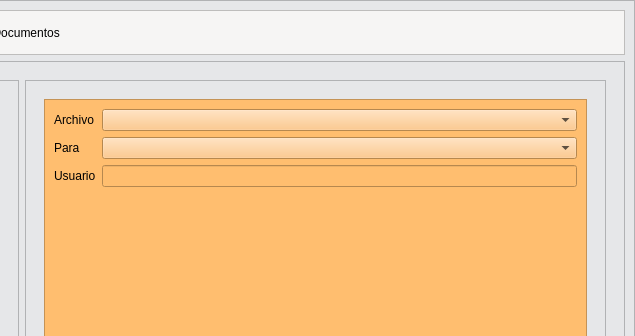
Before: the Qt Designer form Tecnologías Emergentes/proyecto.ui in evegand/8vo, drawn with Qt 5; both pictures show x 176 to 811 and y 0 to 336 of the 811 by 455 pixel window.
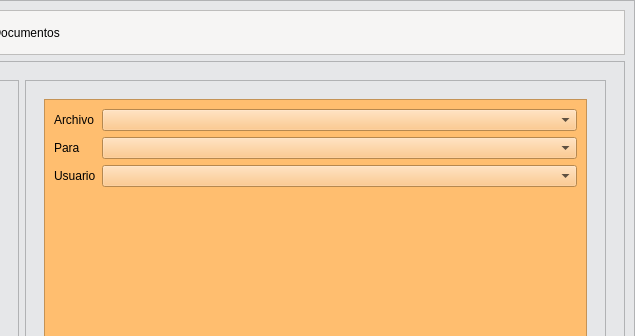
After: the same form once the commit is applied. The open tabs and pages were chosen to show the change. Icons and pictures are not drawn.

Commit message: adding users field

```diff
--- a/Tecnologías Emergentes/proyecto.ui
+++ b/Tecnologías Emergentes/proyecto.ui
@@ -1338,7 +1338,7 @@
                            </widget>
                           </item>
                           <item row="2" column="1">
-                           <widget class="QLineEdit" name="usuarioLineEdit"/>
+                           <widget class="QComboBox" name="usuarioComboBox"/>
                           </item>
                          </layout>
                         </item>
```
Left out of the diff: 2 changed lines with no effect on the pictures.
